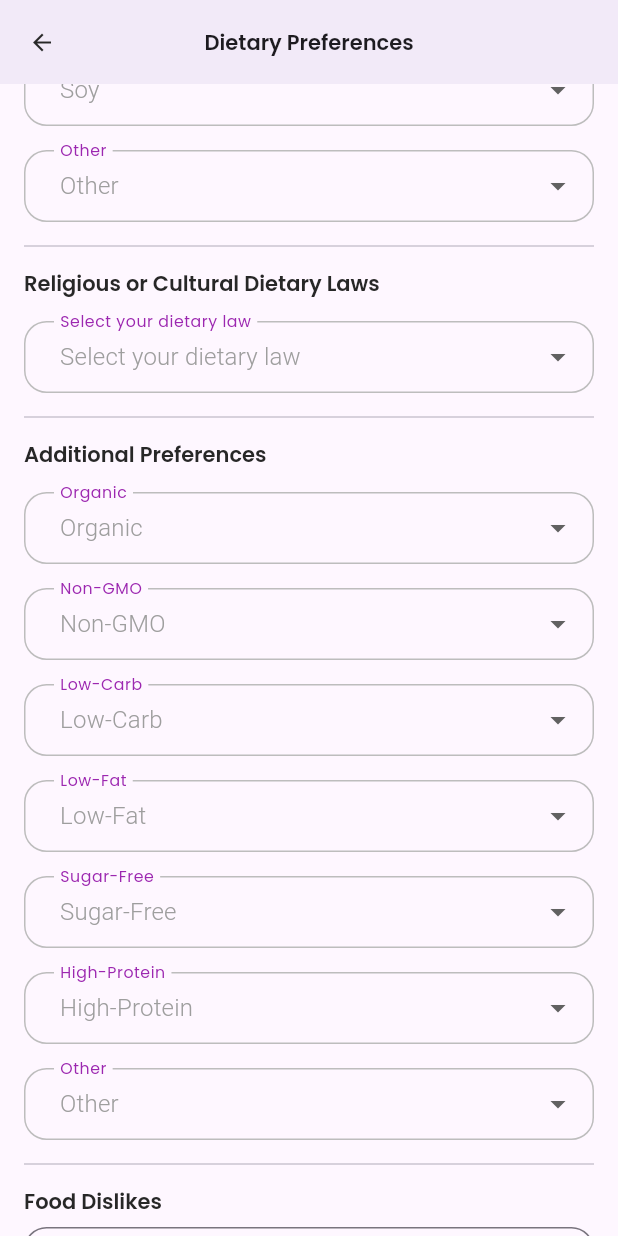
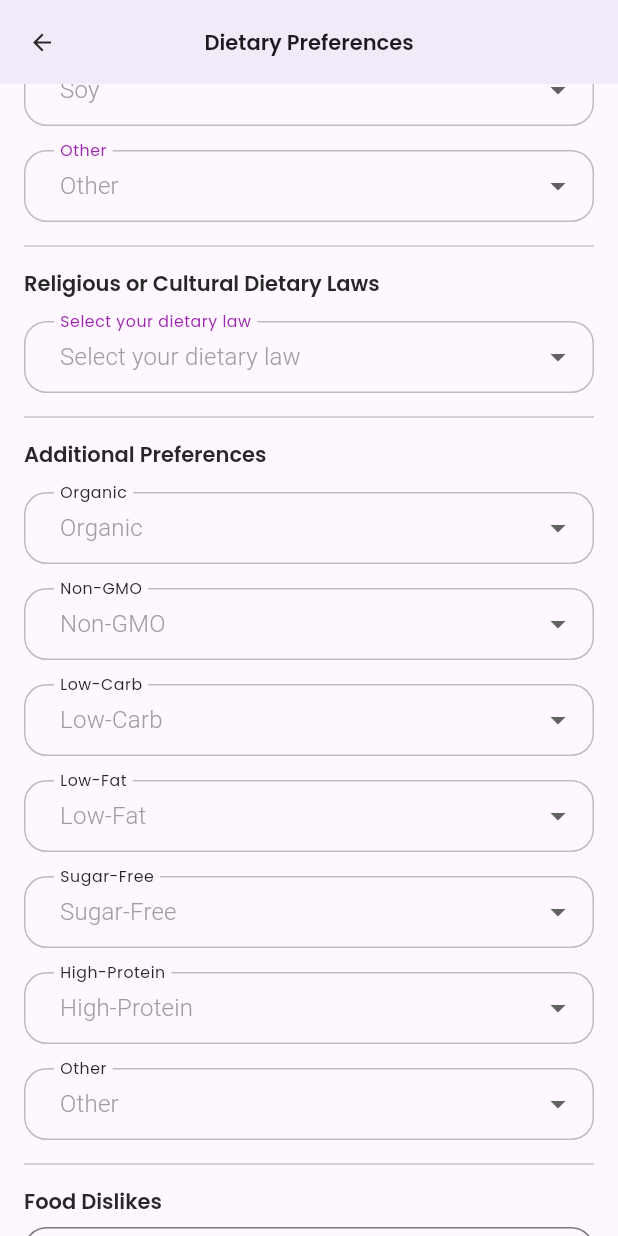
Before and after one commit to aneangel/slugNutrition, a Flutter app: the DietaryPreferencesForm screen opened directly, scrolled down 576 dp, on a phone screen of 412 x 824 dp. Run offline on Flutter 3.47's test engine with Material 3 defaults, Android fonts, the phone set to English and light mode, and no system bars; our stand-ins replace cloud_firestore, firebase_auth, firebase_core, flutter_native_splash, flutter_otp_text_field, get and 7 more; missing offline and left inert: flutter_facebook_auth; accounts and stored records are empty.

Commit message:
Dietary preference fixed

```diff
--- a/lib/main.dart
+++ b/lib/main.dart
@@ -17,7 +17,7 @@ import '/src/repository/authentication_repository/authentication_repository.dart
 import '/src/repository/user_repository/user_repository.dart';
 import '/src/features/authentication/screens/signup/signup_screen.dart';
 import '/src/features/authentication/controllers/signup_controller.dart';
-import '/src/features/core/screens/dietary_preferences/dietary_preferences_form.dart';
+import '/src/features/core/screens/profile/dietary_preferences/dietary_preferences_form.dart';
 
 // import 'app.dart';
 
--- a/lib/src/features/core/screens/dashboard/dashboard.dart
+++ b/lib/src/features/core/screens/dashboard/dashboard.dart
@@ -1,5 +1,5 @@
 import 'package:flutter/material.dart';
-import 'package:slugnutrition/src/features/core/screens/dietary_preferences/dietary_preferences_form.dart';
+import 'package:slugnutrition/src/features/core/screens/profile/dietary_preferences/dietary_preferences_form.dart';
 import '/src/constants/image_strings.dart';
 import '/src/constants/sizes.dart';
 import '/src/constants/text_strings.dart';
--- a/lib/src/features/core/screens/profile/dietary_preferences/dietary_preferences_form.dart
+++ b/lib/src/features/core/screens/profile/dietary_preferences/dietary_preferences_form.dart
@@ -312,8 +312,8 @@ class _DietaryPreferencesFormState extends State<DietaryPreferencesForm> {
               border: OutlineInputBorder(borderRadius: BorderRadius.circular(15.0)),
               enabledBorder: OutlineInputBorder(borderRadius: BorderRadius.circular(15.0), borderSide: BorderSide(color: Colors.grey.shade400)),
               focusedBorder: OutlineInputBorder(borderRadius: BorderRadius.circular(15.0), borderSide: BorderSide(color: Colors.purple)),
-              floatingLabelStyle: TextStyle(color: Colors.purple),
-              floatingLabelBehavior: FloatingLabelBehavior.always, // Ensures the label always floats
+              //floatingLabelStyle: TextStyle(color: Colors.purple),
+              //floatingLabelBehavior: FloatingLabelBehavior.always, // Ensures the label always floats
             ),
             value: null, // The value is always null so the hint is displayed
             hint: Text(key, style: TextStyle(color: Colors.grey.shade500, fontWeight: FontWeight.w300)), // Style for the hint
--- a/lib/src/features/core/screens/profile/profile_screen.dart
+++ b/lib/src/features/core/screens/profile/profile_screen.dart
@@ -9,7 +9,7 @@ import '/src/features/core/screens/profile/update_profile_screen.dart';
 import '/src/features/core/screens/profile/widgets/image_with_icon.dart';
 import '/src/features/core/screens/profile/widgets/profile_menu.dart';
 import '/src/features/core/screens/profile/all_users.dart';
-import '/src/features/core/screens/dietary_preferences/dietary_preferences_form.dart';
+import '/src/features/core/screens/profile/dietary_preferences/dietary_preferences_form.dart';
 import '../../../../repository/authentication_repository/authentication_repository.dart';
 
 class ProfileScreen extends StatelessWidget {
```
